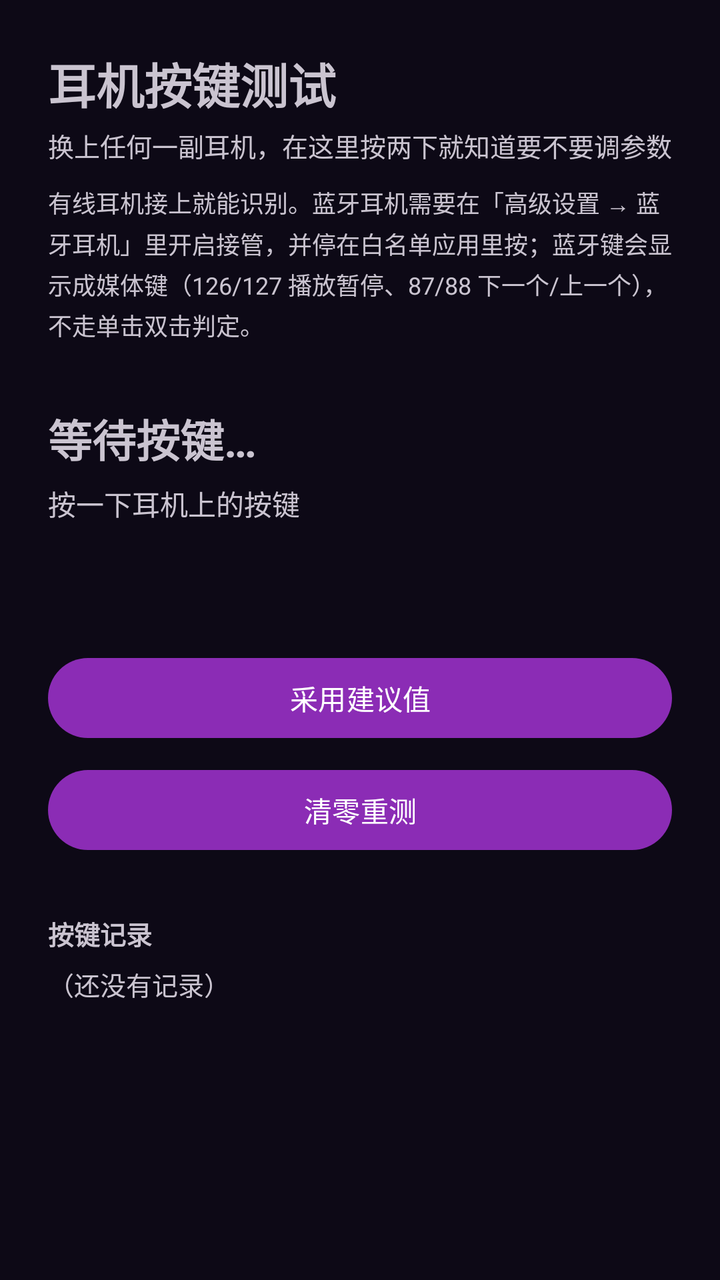
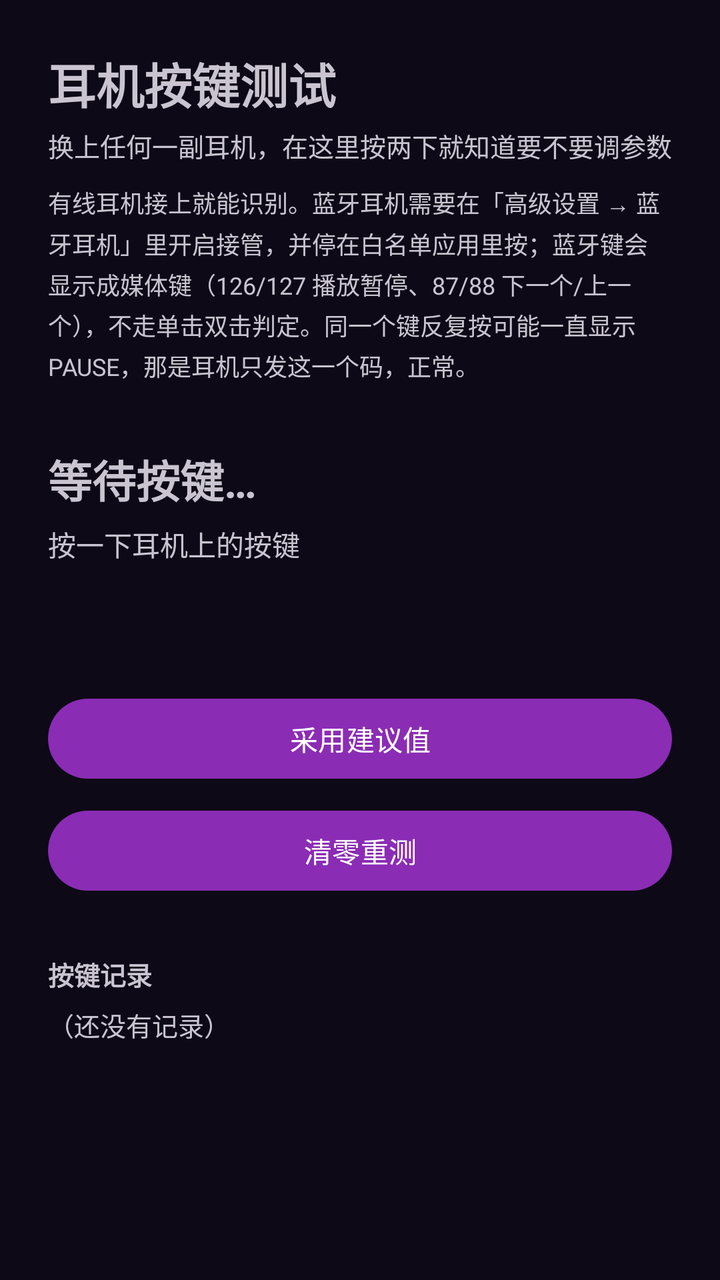

Two renders of the same Android screen: before a commit and after it. Below are the layout's source before the change and the commit's diff.
<!-- AndroidManifest.xml: application theme Theme.Podskip -->
<!-- res/layout/activity_keytest.xml -->
<?xml version="1.0" encoding="utf-8"?>
<ScrollView xmlns:android="http://schemas.android.com/apk/res/android"
    android:layout_width="match_parent"
    android:layout_height="match_parent"
    android:fitsSystemWindows="true">

    <LinearLayout
        android:layout_width="match_parent"
        android:layout_height="wrap_content"
        android:orientation="vertical"
        android:padding="24dp">

        <TextView
            android:layout_width="wrap_content"
            android:layout_height="wrap_content"
            android:text="耳机按键测试"
            android:textSize="24sp"
            android:textStyle="bold" />

        <TextView
            android:layout_width="match_parent"
            android:layout_height="wrap_content"
            android:layout_marginTop="4dp"
            android:text="换上任何一副耳机，在这里按两下就知道要不要调参数"
            android:textSize="13sp" />

        <TextView
            android:layout_width="match_parent"
            android:layout_height="wrap_content"
            android:layout_marginTop="10dp"
            android:lineSpacingExtra="3dp"
            android:text="有线耳机接上就能识别。蓝牙耳机需要在「高级设置 → 蓝牙耳机」里开启接管，并停在白名单应用里按；蓝牙键会显示成媒体键（126/127 播放暂停、87/88 下一个/上一个），不走单击双击判定。"
            android:textSize="12sp" />

        <TextView
            android:id="@+id/probe_big"
            android:layout_width="match_parent"
            android:layout_height="wrap_content"
            android:layout_marginTop="32dp"
            android:text="等待按键…"
            android:textSize="22sp"
            android:textStyle="bold" />

        <TextView
            android:id="@+id/probe_sub"
            android:layout_width="match_parent"
            android:layout_height="wrap_content"
            android:layout_marginTop="6dp"
            android:text="按一下耳机上的按键"
            android:textSize="14sp" />

        <TextView
            android:id="@+id/probe_advice"
            android:layout_width="match_parent"
            android:layout_height="wrap_content"
            android:layout_marginTop="20dp"
            android:lineSpacingExtra="4dp"
            android:textSize="14sp" />

        <Button
            android:id="@+id/btn_apply"
            android:layout_width="match_parent"
            android:layout_height="wrap_content"
            android:layout_marginTop="24dp"
            android:text="采用建议值" />

        <Button
            android:id="@+id/btn_clear"
            android:layout_width="match_parent"
            android:layout_height="wrap_content"
            android:layout_marginTop="8dp"
            android:text="清零重测" />

        <TextView
            android:layout_width="match_parent"
            android:layout_height="wrap_content"
            android:layout_marginTop="28dp"
            android:text="按键记录"
            android:textSize="13sp"
            android:textStyle="bold" />

        <TextView
            android:id="@+id/probe_history"
            android:layout_width="match_parent"
            android:layout_height="wrap_content"
            android:layout_marginTop="6dp"
            android:fontFamily="monospace"
            android:lineSpacingExtra="2dp"
            android:text="（还没有记录）"
            android:textSize="13sp" />

        <TextView
            android:id="@+id/probe_tip"
            android:layout_width="match_parent"
            android:layout_height="wrap_content"
            android:layout_marginTop="24dp"
            android:lineSpacingExtra="4dp"
            android:textSize="12sp" />

    </LinearLayout>
</ScrollView>
<!-- resources referenced by this layout -->
<resources>
  <style name="Theme.Podskip" parent="Theme.Material3.Dark.NoActionBar">
          <item name="colorPrimary">@color/primary</item>
          <item name="colorOnPrimary">@color/on_primary</item>
          <item name="colorPrimaryContainer">@color/primary_container</item>
          <item name="colorOnPrimaryContainer">@color/on_primary_container</item>
          <item name="colorSecondaryContainer">@color/secondary_container</item>
          <item name="colorOnSecondaryContainer">@color/on_secondary_container</item>
  
          <item name="colorSurface">@color/surface</item>
          <item name="colorOnSurface">@color/on_surface</item>
          <item name="colorSurfaceVariant">@color/surface_high</item>
          <item name="colorOnSurfaceVariant">@color/on_surface_variant</item>
          <item name="colorOutline">@color/outline</item>
  
          <item name="android:colorBackground">@color/bg</item>
          <item name="android:windowBackground">@color/bg</item>
          <item name="android:statusBarColor">@color/bg</item>
          <item name="android:navigationBarColor">@color/bg</item>
          <item name="android:windowLightStatusBar">false</item>
          <item name="android:windowLightNavigationBar">false</item>
  
          <item name="android:textColorPrimary">@color/on_surface</item>
          <item name="android:textColorSecondary">@color/on_surface_variant</item>
          <item name="android:textColorHint">@color/on_surface_faint</item>
  
          <item name="colorAccent">@color/primary</item>
          <item name="colorControlActivated">@color/primary</item>
      </style>
  <color name="primary">#8B2CB5</color>
  <color name="on_primary">#FFFFFF</color>
  <color name="primary_container">#3A1B52</color>
  <color name="on_primary_container">#EED9FF</color>
  <color name="secondary_container">#2A1D3E</color>
  <color name="on_secondary_container">#E4D3FA</color>
  <color name="surface">#191228</color>
  <color name="on_surface">#F3EDFA</color>
  <color name="surface_high">#221838</color>
  <color name="on_surface_variant">#B3A4C8</color>
  <color name="outline">#33264A</color>
  <color name="bg">#0D0916</color>
  <color name="on_surface_faint">#8A7CA0</color>
</resources>

<!-- the commit's change to res/layout/activity_keytest.xml (unified diff, before → after) -->
@@ -29,7 +29,7 @@
             android:layout_height="wrap_content"
             android:layout_marginTop="10dp"
             android:lineSpacingExtra="3dp"
-            android:text="有线耳机接上就能识别。蓝牙耳机需要在「高级设置 → 蓝牙耳机」里开启接管，并停在白名单应用里按；蓝牙键会显示成媒体键（126/127 播放暂停、87/88 下一个/上一个），不走单击双击判定。"
+            android:text="有线耳机接上就能识别。蓝牙耳机需要在「高级设置 → 蓝牙耳机」里开启接管，并停在白名单应用里按；蓝牙键会显示成媒体键（126/127 播放暂停、87/88 下一个/上一个），不走单击双击判定。同一个键反复按可能一直显示 PAUSE，那是耳机只发这一个码，正常。"
             android:textSize="12sp" />
 
         <TextView
